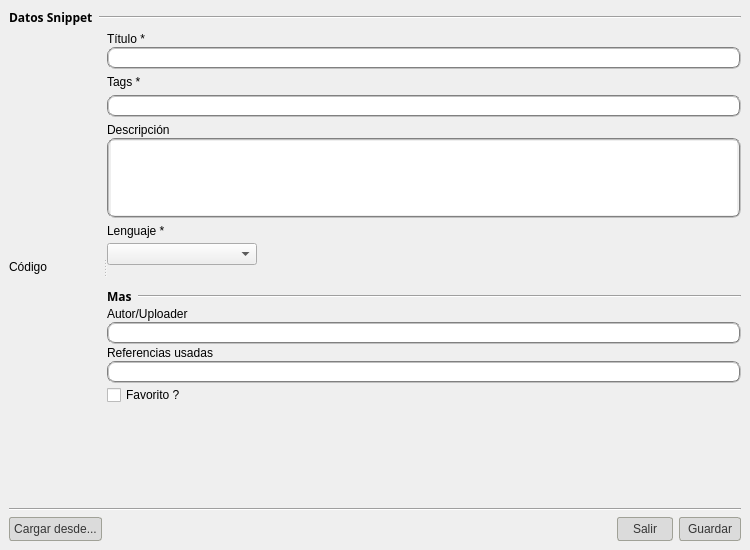
Old version of the form gui/wAgregarSnippet.ui in the repository emilianox/Fragmentos.
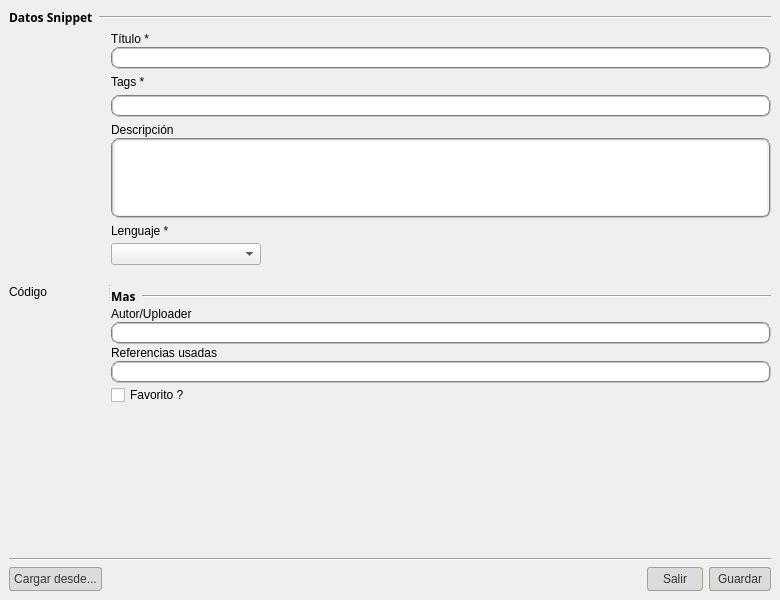
New version of the form. Icons and pictures are not drawn.

The edit to the form file:
```diff
--- a/gui/wAgregarSnippet.ui
+++ b/gui/wAgregarSnippet.ui
@@ -9,8 +9,8 @@
    <rect>
     <x>0</x>
     <y>0</y>
-    <width>750</width>
-    <height>550</height>
+    <width>780</width>
+    <height>600</height>
    </rect>
   </property>
   <property name="windowTitle">
```
